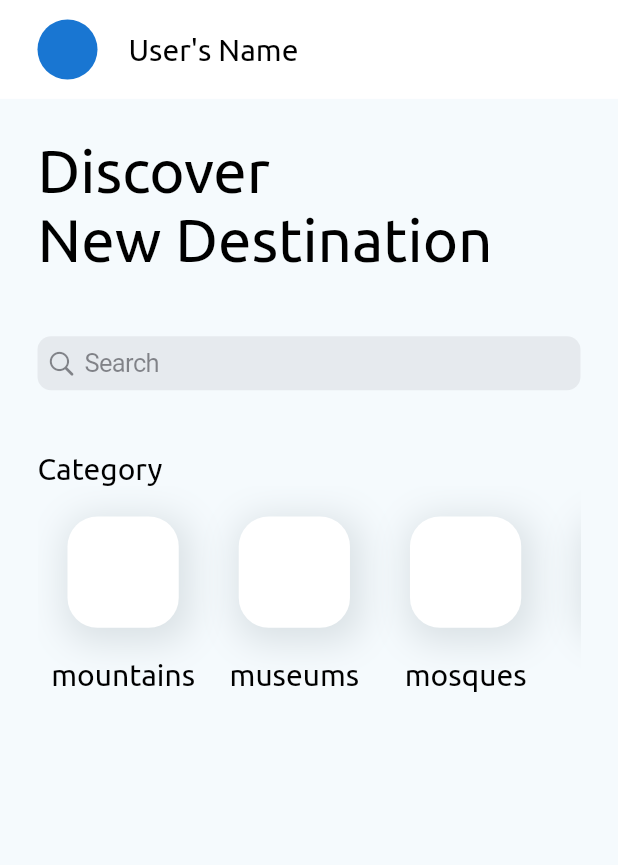
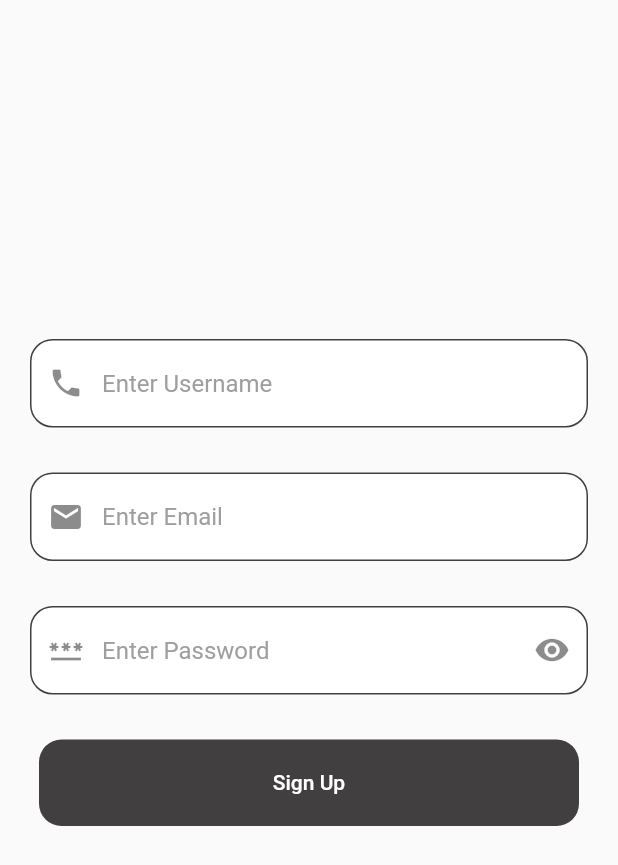
Before and after one commit to ilyosyusuf/open-uzbekistan, a Flutter app: the screen it shows after launch, on a phone screen of 412 x 824 dp. Shown: the top 865 px of the screen. Run offline on Flutter 3.47's test engine with Material 2 defaults, Android fonts, the phone set to English and light mode, and no system bars; our stand-ins replace bloc, dio, flutter_bloc, get_storage, jwt_decoder.

Commit message:
auth cubit and sign up page were added

```diff
--- a/lib/config/routes/page_routes.dart
+++ b/lib/config/routes/page_routes.dart
@@ -1,4 +1,6 @@
 import 'package:flutter/material.dart';
+import 'package:openuzbekistan/screens/authentication/view/sign_up.dart';
+import 'package:openuzbekistan/screens/home/view/details_view.dart';
 import 'package:openuzbekistan/screens/home/view/home_view.dart';
 
 class MyRoute {
@@ -11,6 +13,10 @@ class MyRoute {
     switch (settings.name) {
       case '/homeview':
         return _pages(HomeView());
+      case '/signup':
+        return _pages(SignUpPage());
+      case '/detailsview':
+        return _pages(DetailsView(data: args as Map<String, dynamic>));
     }
   }
 
--- a/lib/config/themes/main_theme.dart
+++ b/lib/config/themes/main_theme.dart
@@ -4,5 +4,5 @@ import 'package:openuzbekistan/core/constants/colors/color_const.dart';
 class MainTheme {
   static ThemeData get apptheme => ThemeData(
       colorScheme: ColorScheme.light(
-          primary: ColorConst.kPrimaryColor, brightness: Brightness.light));
+          primary: ColorConst.blackfortext, brightness: Brightness.light));
 }
--- a/lib/main.dart
+++ b/lib/main.dart
@@ -1,9 +1,12 @@
 import 'package:bloc/bloc.dart';
 import 'package:flutter/material.dart';
+import 'package:jwt_decoder/jwt_decoder.dart';
 import 'package:openuzbekistan/config/init/navigation/navigator.dart';
 import 'package:openuzbekistan/config/routes/page_routes.dart';
 import 'package:openuzbekistan/config/themes/main_theme.dart';
 import 'package:openuzbekistan/screens/home/cubit/home_cubit.dart';
+import 'package:openuzbekistan/services/getstorage_service.dart';
+import 'package:openuzbekistan/services/jwt_service.dart';
 
 void main() {
   runApp(const MyApp());
@@ -19,7 +22,8 @@ class MyApp extends StatelessWidget {
       title: 'Open Uzbekistan',
       theme: MainTheme.apptheme,
       navigatorKey: NavigationService.instance.navigatorKey,
-      initialRoute: '/homeview',
+      initialRoute: '/signup',
+      // initialRoute: GetStorageService.instance.box.read("token") != null && JwtDecoder.isExpired(GetStorageService.instance.box.read("token")) != true ? '/homeview': '/signup',
       onGenerateRoute: MyRoute.instance.onGenerateRoute,
     );
   }
--- /dev/null
+++ b/lib/screens/authentication/state/auth_state.dart
@@ -0,0 +1,29 @@
+
+abstract class AuthState{
+  AuthState();
+}
+
+class AuthInitial extends AuthState{
+  AuthInitial();
+}
+
+class AuthLoading extends AuthState{
+  AuthLoading();
+}
+
+class SignUpState extends AuthState{
+  SignUpState();
+}
+
+class SignInState extends AuthState{
+  SignInState();
+}
+
+class AuthComplete extends AuthState{
+  AuthComplete();
+}
+
+class AuthError extends AuthState{
+  var errorText;
+  AuthError({required this.errorText});
+}
--- /dev/null
+++ b/lib/screens/authentication/view/sign_up.dart
@@ -0,0 +1,81 @@
+import 'package:flutter/material.dart';
+import 'package:flutter_bloc/flutter_bloc.dart';
+import 'package:openuzbekistan/core/extensions/context_extension.dart';
+import 'package:openuzbekistan/screens/authentication/cubit/auth_cubit.dart';
+import 'package:openuzbekistan/screens/authentication/state/auth_state.dart';
+import 'package:openuzbekistan/widgets/elevatedbutton_widget.dart';
+import 'package:openuzbekistan/widgets/text_form_widget.dart';
+import 'package:provider/provider.dart';
+
+class SignUpPage extends StatelessWidget {
+  // TextEditingController nameController = TextEditingController();
+  // TextEditingController emailController = TextEditingController();
+  // TextEditingController passwordController = TextEditingController();
+  GlobalKey<FormState> formKey = GlobalKey<FormState>();
+  bool checkValue = false;
+  bool isShown = true;
+  @override
+  Widget build(BuildContext context) {
+    return BlocProvider(
+        create: (context) => AuthCubit(), child: myScaffold(context));
+  }
+
+  Scaffold myScaffold(BuildContext context) {
+    return Scaffold(
+        resizeToAvoidBottomInset: false,
+        body: BlocBuilder<AuthCubit, AuthState>(builder: (context, state) {
+          var data = context.watch<AuthCubit>();
+          return Column(
+            children: [
+              Padding(
+                padding: const EdgeInsets.all(20.0),
+                child: Column(
+                  children: [
+                    SizedBox(
+                      height: context.h * 0.25,
+                    ),
+                    Form(
+                      child: Column(
+                        children: [
+                          MyTextField.textField(
+                              text: "Enter Username",
+                              controller: data.nameController,
+                              prefixIcon: Icon(Icons.phone)),
+                          const SizedBox(
+                            height: 30.0,
+                          ),
+                          MyTextField.textField(
+                              text: "Enter Email",
+                              controller: data.emailController,
+                              prefixIcon: Icon(Icons.email)),
+                          const SizedBox(
+                            height: 30.0,
+                          ),
+                          MyTextField.textField(
+                              text: "Enter Password",
+                              controller: data.passwordController,
+                              prefixIcon: Icon(Icons.password),
+                              iconButton: IconButton(
+                                  onPressed: () {},
+                                  icon: Icon(Icons.remove_red_eye))),
+                        ],
+                      ),
+                    ),
+                    const SizedBox(
+                      height: 30.0,
+                    ),
+                    ButtonWidgets(
+                        height: context.h * 0.07,
+                        child: Text("Sign Up"),
+                        onPressed: () {}),
+                    const SizedBox(height: 65),
+                  ],
+                ),
+              ),
+              Spacer(),
+
+            ],
+          );
+        }));
+  }
+}
--- a/lib/screens/home/cubit/home_cubit.dart
+++ b/lib/screens/home/cubit/home_cubit.dart
@@ -8,13 +8,16 @@ class HomeCubit extends Cubit<HomeState> {
   HomeCubit() : super(HomeComplete());
 
   static List<String> categories = ["mountains", "museums", "mosques", "parks"];
+  static List<dynamic> dataList = [];
 
   Future getData() async {
     try {
       Response res = await Dio()
           .get("http://192.168.2.193:1337/api/${categories[0]}?populate=*");
       if (res.statusCode == HttpStatus.ok) {
-        print(res.data['data'][0]['attributes']['picture']['data'][0]['attributes']['url']);
+        print(res.data['data'][1]['attributes']['picture']['data'][0]['attributes']['url']);
+        dataList.add(res.data);
+      return res.data;
       } else {
         print("Serveerda xato bor");
       }
--- /dev/null
+++ b/lib/services/getstorage_service.dart
@@ -0,0 +1,9 @@
+import 'package:get_storage/get_storage.dart';
+
+class GetStorageService {
+  static final GetStorageService _instance = GetStorageService._init();
+  static GetStorageService get instance => _instance;
+  GetStorageService._init();
+
+  final box = GetStorage();
+}
--- /dev/null
+++ b/lib/services/jwt_service.dart
@@ -0,0 +1,9 @@
+import 'package:get_storage/get_storage.dart';
+
+class JwtService {
+  static final JwtService _instance = JwtService._init();
+  static JwtService get instance => _instance;
+  JwtService._init();
+
+  late bool isExpired;
+}
--- /dev/null
+++ b/lib/widgets/button_style.dart
@@ -0,0 +1,16 @@
+import 'package:flutter/material.dart';
+import 'package:openuzbekistan/core/constants/colors/color_const.dart';
+
+class ButtonStyles {
+  static elevetedStyle({required double  width,required double height,required BuildContext context, Color backgroundcolor = ColorConst.blackfortext, Color borderColor = Colors.transparent}) {
+    return ElevatedButton.styleFrom(
+      elevation: 0,
+        // textStyle: TextStyle(),
+        shape: RoundedRectangleBorder(
+            borderRadius: BorderRadius.circular(15.0)),
+        primary: backgroundcolor,
+        side: BorderSide(color: borderColor),
+        fixedSize: Size(width, height));
+  }
+
+}
--- /dev/null
+++ b/lib/widgets/elevatedbutton_widget.dart
@@ -0,0 +1,47 @@
+// import 'package:flutter/material.dart';
+// import 'package:openuzbekistan/core/constants/colors/color_const.dart';
+
+// class ElevatedButtonWidget extends StatelessWidget {
+//   VoidCallback onPressed;
+//   String text;
+//   ElevatedButtonWidget({Key? key, required this.onPressed, required this.text})
+//       : super(key: key);
+
+//   @override
+//   Widget build(BuildContext context) {
+//     return ElevatedButton(
+//       onPressed: onPressed,
+//       style: ElevatedButton.styleFrom(
+//           elevation: 15.0,
+//           primary: Colors.blue,
+//           shape: RoundedRectangleBorder(
+//             borderRadius: BorderRadius.circular(25),
+//           ),
+//           fixedSize: Size(MediaQuery.of(context).size.width, 50)),
+//       child: Text(text),
+//     );
+//   }
+// }
+
+import 'package:flutter/material.dart';
+import 'package:openuzbekistan/core/constants/colors/color_const.dart';
+import 'package:openuzbekistan/widgets/button_style.dart';
+
+class ButtonWidgets extends StatelessWidget {
+  final Widget child;
+  final VoidCallback onPressed;
+  final double height;
+  final double width;
+  final Color backgroundColor;
+  final Color borderColor;
+  const ButtonWidgets({this.backgroundColor = ColorConst.blackfortext,this.borderColor = Colors.transparent, required this.child,this.height = 30, required this.onPressed,this.width = 360,Key? key}) : super(key: key);
+
+  @override
+  Widget build(BuildContext context) {
+    return ElevatedButton(
+      onPressed: onPressed,
+      style: ButtonStyles.elevetedStyle(context: context, width: width, height: height, backgroundcolor: backgroundColor, borderColor: borderColor),
+      child: Align(alignment: Alignment.center,child: child),
+    );
+  }
+}
--- /dev/null
+++ b/lib/widgets/text_form_widget.dart
@@ -0,0 +1,55 @@
+import 'package:flutter/material.dart';
+import 'package:flutter/services.dart';
+import 'package:openuzbekistan/core/constants/colors/color_const.dart';
+
+class MyTextField {
+  static textField({
+    required String text,
+    IconButton? iconButton,
+    required TextEditingController controller,
+    Widget? prefixIcon,
+    bool read = false,
+    var onChanged,
+    VoidCallback? onTap,
+    FormFieldValidator<String>? validator,
+    bool isShown = false,
+    List<TextInputFormatter>? inputFormatters,
+  }) {
+    return TextFormField(
+        controller: controller,
+        readOnly: read,
+        onChanged: onChanged,
+        onTap: onTap,
+        obscureText: isShown,
+        inputFormatters: inputFormatters,
+        decoration: InputDecoration(
+          hintText: text,
+          hintStyle: const TextStyle(color: Colors.grey),
+          suffixIcon: iconButton,
+          prefixIcon: prefixIcon,
+          fillColor: Colors.white,
+          filled: true,
+          focusedBorder: OutlineInputBorder(
+            borderRadius: BorderRadius.circular(15.0),
+            borderSide: BorderSide(color: ColorConst.blackfortext),
+          ),
+          enabledBorder: OutlineInputBorder(
+            borderRadius: BorderRadius.circular(15.0),
+            borderSide: const BorderSide(color: ColorConst.blackfortext),
+          ),
+          errorBorder: OutlineInputBorder(
+            borderRadius: BorderRadius.circular(15.0),
+            borderSide: const BorderSide(color: ColorConst.blackfortext),
+          ),
+          focusedErrorBorder: OutlineInputBorder(
+            borderRadius: BorderRadius.circular(15.0),
+            borderSide: const BorderSide(color: ColorConst.blackfortext),
+          ),
+          border: OutlineInputBorder(
+            borderSide: BorderSide.none,
+            borderRadius: BorderRadius.circular(15.0),
+          ),
+        ),
+        validator: validator);
+  }
+}
--- a/pubspec.yaml
+++ b/pubspec.yaml
@@ -37,6 +37,8 @@ dependencies:
   bloc: ^8.0.3
   flutter_bloc: ^8.0.1
   dio: ^4.0.6
+  get_storage: ^2.0.3
+  jwt_decoder: ^2.0.1
 
 dev_dependencies:
   flutter_test:
```
Also changed, not shown: lib/screens/authentication/cubit/auth_cubit.dart (added, +78 -0 lines), lib/screens/home/view/details_view.dart (added, +60 -0 lines), lib/widgets/categories_widget.dart (+13 -6 lines), pubspec.lock, 1 other file.
